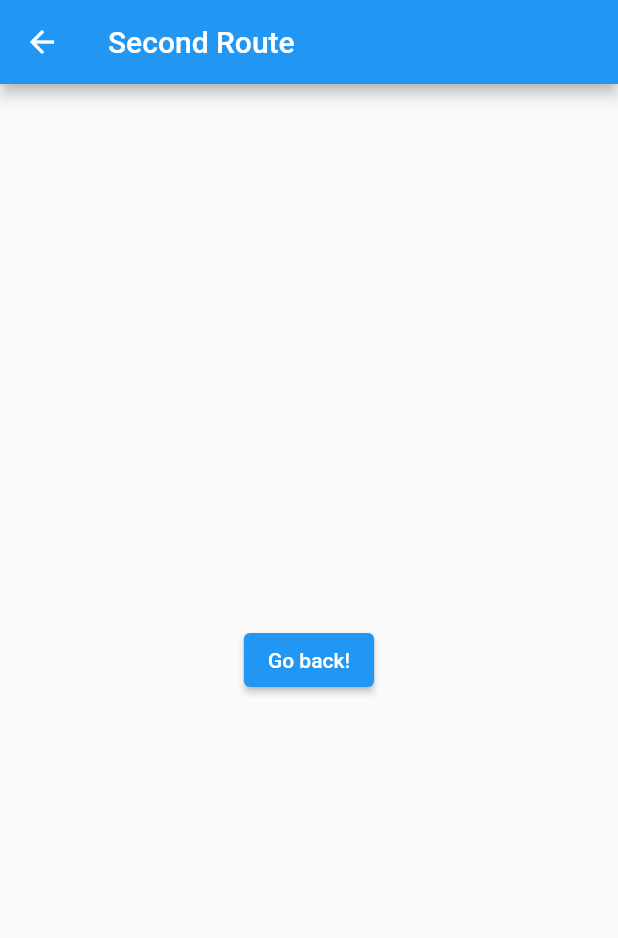
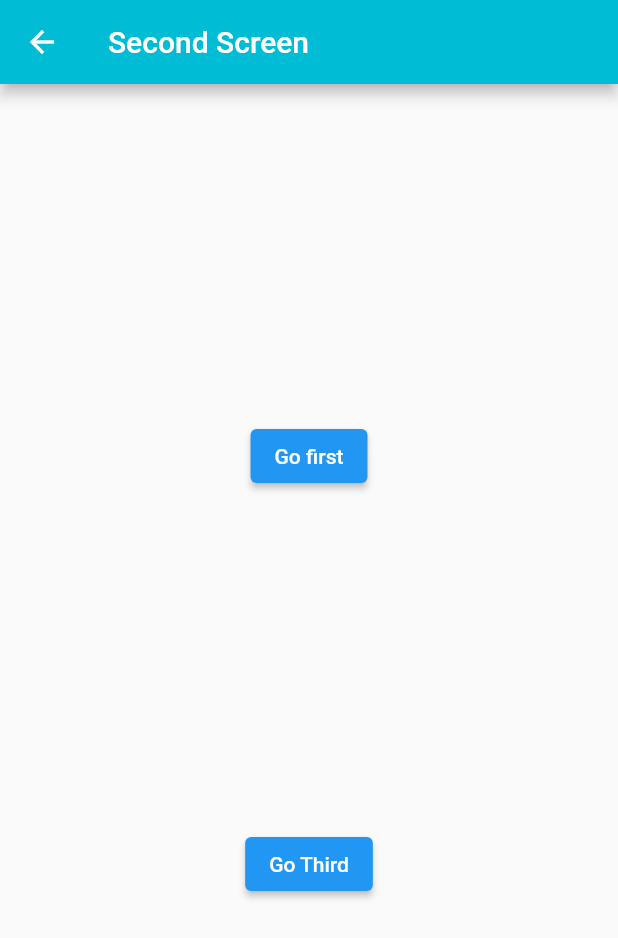
Before and after one commit to Abhay987/all_widget_included, a Flutter app: the screen it shows after launch, after a tap on "SndScreen", on a phone screen of 412 x 824 dp. Shown: the top 938 px of the screen. Run offline on Flutter 3.47's test engine with Material 2 defaults, Android fonts, the phone set to English and light mode, and no system bars.

Commit message:
Add Third Screen & pushnamed

```diff
--- a/lib/main.dart
+++ b/lib/main.dart
@@ -1,7 +1,12 @@
 import 'package:flutter/material.dart';
 
 void main() {
-  runApp(const MaterialApp(home: MyApp(),));
+  runApp(MaterialApp(
+   initialRoute: '/',
+      routes: {
+        '/': (context) => const MyApp(),
+        '/thd': (context) => const ThdScr(),
+      },));
 }
 
 class MyApp extends StatelessWidget {
@@ -23,15 +28,32 @@ const SndScr({Key? key}) : super(key: key);
    Widget build(BuildContext context) {
     return Scaffold(
       appBar: AppBar(
-        title: const Text('Second Route'),
+        title: const Text('Second Screen'),
+         backgroundColor: Colors.cyan,
+      ),
+      body: Center(child: Column(mainAxisAlignment: MainAxisAlignment.spaceEvenly,children: [
+       ElevatedButton(onPressed: (){ Navigator.pushNamed(context, '/');}, child: const Text('Go first')),
+     ElevatedButton(onPressed: (){Navigator.pushNamed(context, '/thd');}, child: const Text('Go Third')),
+
+      ],),),
+    );
+  }
+}
+class ThdScr extends StatelessWidget {
+const ThdScr({Key? key}) : super(key: key);
+
+  @override
+   Widget build(BuildContext context) {
+    return Scaffold(
+      appBar: AppBar(
+        title: const Text('Third Screen'),
+         backgroundColor: Colors.tealAccent,
       ),
       body: Center(
-        child: ElevatedButton(
-          onPressed: () {
-            Navigator.pop(context);
-          },
-          child: const Text('Go back!'),
-        ),
+        child: Row(mainAxisAlignment: MainAxisAlignment.spaceEvenly,children: [
+     ElevatedButton(onPressed: (){ Navigator.pushNamed(context, '/');}, child: const Text('Go first')),
+        ElevatedButton(onPressed: (){Navigator.pop(context);}, child: const Text('Go Back')),
+        ],),
       ),
     );
   }
```
